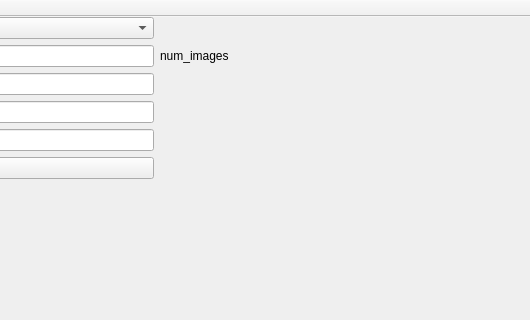
Qt form tools/image_studio/ui_main.ui (tsaith/handpose) before a commit; both pictures show x 593 to 1123 and y 0 to 320 of the 1123 by 865 pixel window.
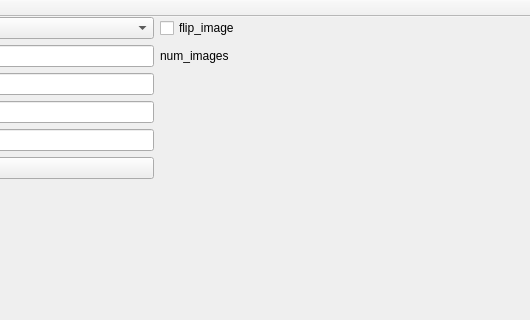
The same form after that commit. Icons and pictures are not drawn.

Commit message: Flip image.

What changed in the file:
```diff
--- a/tools/image_studio/ui_main.ui
+++ b/tools/image_studio/ui_main.ui
@@ -179,6 +179,13 @@
           </property>
          </widget>
         </item>
+        <item row="2" column="3">
+         <widget class="QCheckBox" name="cb_flip_image">
+          <property name="text">
+           <string>flip_image</string>
+          </property>
+         </widget>
+        </item>
        </layout>
       </item>
       <item>
```
Left out of the diff: 2 changed lines with no effect on the pictures. The commit also changes 304 other files.
